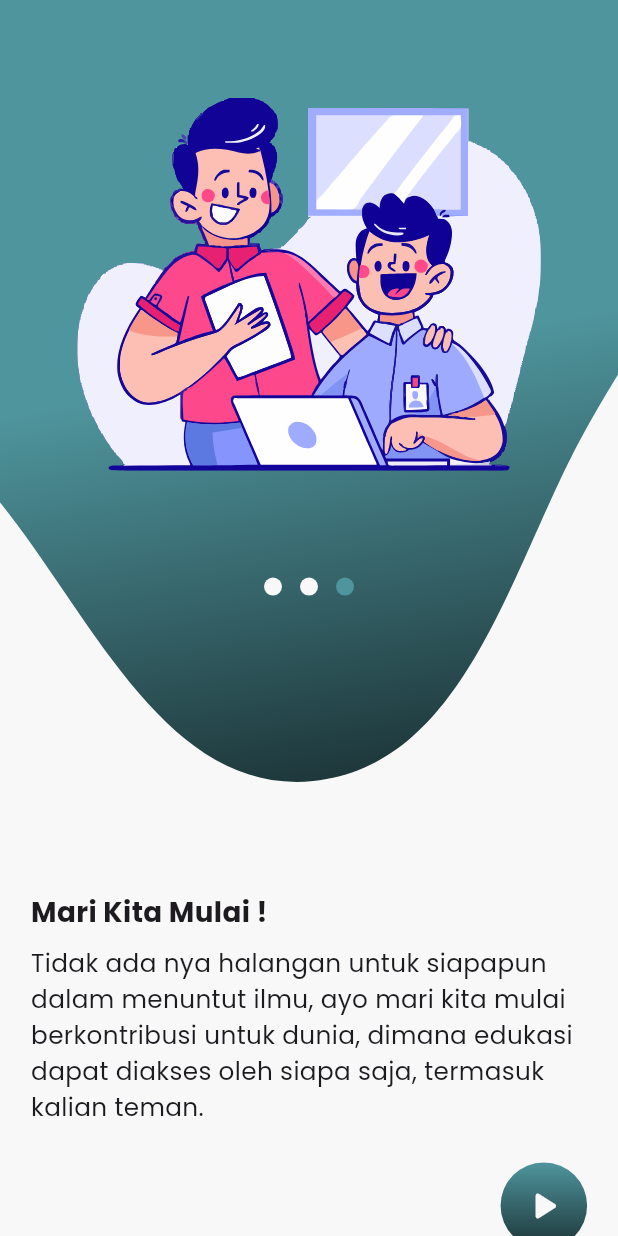
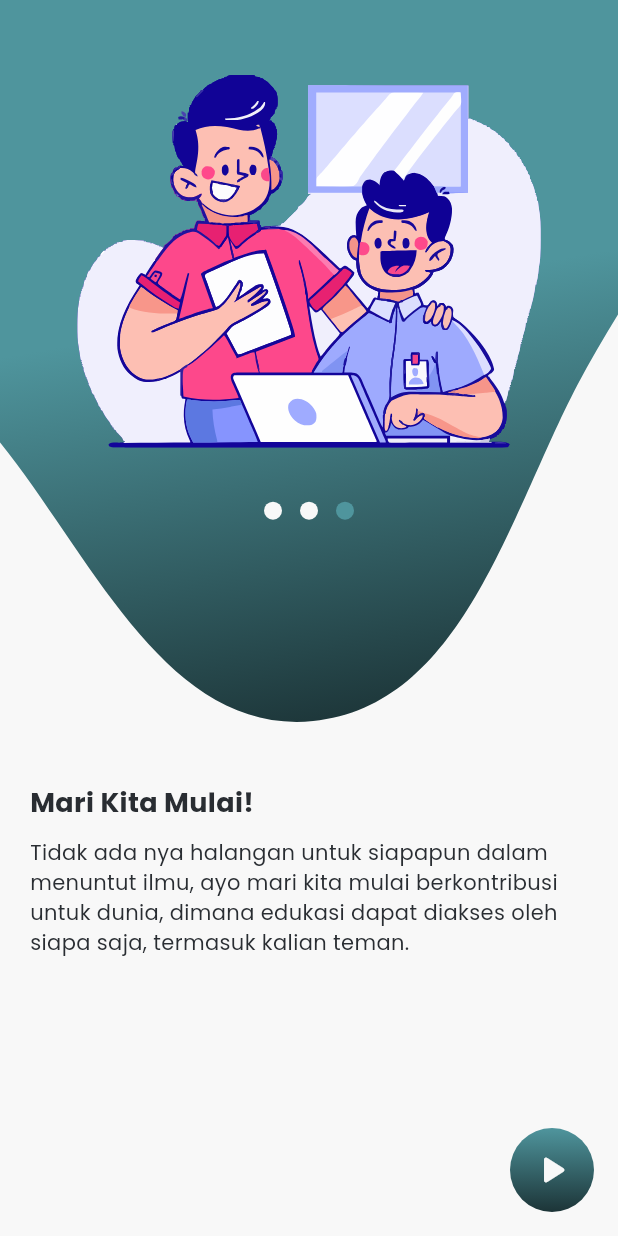
Before and after one commit to AhmadNaufal2525/braille-app, a Flutter app: the screen it shows after launch, swiped to page 3, on a phone screen of 412 x 824 dp. Run offline on Flutter 3.47's test engine with Material 3 defaults, Android fonts, the phone set to English and light mode, and no system bars; drawn by our look-alikes of dots_indicator; our stand-ins replace camera, dotted_border, file_picker, flutter_svg, permission_handler, shared_preferences; missing offline and left inert: google_mlkit_text_recognition, syncfusion_flutter_pdf.

Commit message:
fix reponsive

```diff
--- a/lib/ui/screen/onboard/onboard_screen.dart
+++ b/lib/ui/screen/onboard/onboard_screen.dart
@@ -2,6 +2,7 @@ import 'package:braille_app/ui/screen/home/widget/bottom_navigation.dart';
 import 'package:braille_app/ui/screen/onboard/widget/first_page_onboard.dart';
 import 'package:braille_app/ui/screen/onboard/widget/second_page_onboard.dart';
 import 'package:braille_app/ui/screen/onboard/widget/third_page_onboard.dart';
+import 'package:braille_app/utils/config/theme/app_colors.dart';
 import 'package:flutter/material.dart';
 import 'package:shared_preferences/shared_preferences.dart';
 
@@ -19,11 +20,15 @@ Future initIntroduction() async {
   final prefs = await SharedPreferences.getInstance();
 
   int? intro = prefs.getInt('introduction');
-  print('intro : $intro');
   if (intro != null && intro == 1) {
     return introduction = 1;
   }
   prefs.setInt('introduction', 1);
+}
+
+Future<void> completeOnboarding() async {
+  final prefs = await SharedPreferences.getInstance();
+  await prefs.setInt('introduction', 1);
 }
 
 class _OnboardScreenState extends State<OnboardScreen> {
@@ -34,6 +39,7 @@ class _OnboardScreenState extends State<OnboardScreen> {
   Widget build(BuildContext context) {
     return Scaffold(
       body: PageView(
+        physics: NeverScrollableScrollPhysics(),
         controller: controller,
         onPageChanged: (int page) {
           setState(() {
@@ -42,37 +48,47 @@ class _OnboardScreenState extends State<OnboardScreen> {
         },
         children: [
           //First Onboarding Page
-          FirstPageOnboard(
-            currentPage: currentPage,
-            onNext: () {
+          FirstPageOnboard(currentPage: currentPage),
+          //Second Onboarding
+          SecondPageOnboard(currentPage: currentPage),
+          //Third Onboarding
+          ThirdPageOnboard(currentPage: currentPage),
+        ],
+      ),
+      floatingActionButton: FloatingActionButton(
+        backgroundColor: Colors.transparent,
+        elevation: 0,
+        onPressed: () {
+          if (currentPage == 2) {
+            completeOnboarding();
+            Navigator.pushReplacement(
+              context,
+              MaterialPageRoute(builder: (context) => const BottomNavigation()),
+            );
+          } else {
             controller.nextPage(
               duration: const Duration(milliseconds: 500),
               curve: Curves.ease,
             );
+          }
         },
+        child: Container(
+          width: 56,
+          height: 56,
+          decoration: BoxDecoration(
+            gradient: const LinearGradient(
+              colors: [AppColors.primaryColor, Color(0xFF1C3437)],
+              begin: Alignment.topCenter,
+              end: Alignment.bottomCenter,
             ),
-          //Second Onboarding
-          SecondPageOnboard(
-            currentPage: currentPage,
-            onNext: () {
-              controller.nextPage(
-                duration: const Duration(milliseconds: 500),
-                curve: Curves.ease,
-              );
-            },
+            shape: BoxShape.circle,
           ),
-          //Third Onboarding
-          ThirdPageOnboard(
-            currentPage: currentPage,
-            onNext: () async {
-              Navigator.of(context).pushReplacement(
-                MaterialPageRoute(
-                  builder: (context) => const BottomNavigation(),
+          child: const Icon(
+            Icons.play_arrow_rounded,
+            color: AppColors.whiteColor,
+            size: 32,
           ),
-              );
-            },
         ),
-        ],
       ),
     );
   }
--- a/lib/ui/screen/onboard/widget/third_page_onboard.dart
+++ b/lib/ui/screen/onboard/widget/third_page_onboard.dart
@@ -1,23 +1,18 @@
 import 'package:braille_app/utils/config/assets/app_vector.dart';
 import 'package:braille_app/utils/config/theme/app_colors.dart';
+import 'package:braille_app/utils/config/theme/app_text_style.dart';
 import 'package:dots_indicator/dots_indicator.dart';
 import 'package:flutter/material.dart';
 import 'package:flutter_svg/svg.dart';
 
 class ThirdPageOnboard extends StatelessWidget {
-  final VoidCallback onNext;
   final int currentPage;
 
-  const ThirdPageOnboard({
-    super.key,
-    required this.onNext,
-    required this.currentPage,
-  });
+  const ThirdPageOnboard({super.key, required this.currentPage});
 
   @override
   Widget build(BuildContext context) {
     final size = MediaQuery.of(context).size;
-    final screenHeight = size.height;
     final screenWidth = size.width;
 
     return SingleChildScrollView(
@@ -25,13 +20,8 @@ class ThirdPageOnboard extends StatelessWidget {
         children: [
           Stack(
             children: [
-              Container(
-                width: double.infinity,
-                height: 30,
-                color: AppColors.primaryColor,
-              ),
               Transform.translate(
-                offset: const Offset(0, -40),
+                offset: const Offset(0, -80),
                 child: SizedBox(
                   width: double.infinity,
                   child: SvgPicture.asset(
@@ -40,16 +30,17 @@ class ThirdPageOnboard extends StatelessWidget {
                   ),
                 ),
               ),
-              Column(
-                crossAxisAlignment: CrossAxisAlignment.center,
+              Padding(
+                padding: const EdgeInsets.symmetric(vertical: 50),
+                child: Column(
                   children: [
                     Center(
-                    child: SizedBox(
-                      height: screenHeight * 0.46,
+                      child: SvgPicture.asset(
+                        AppVectors.onboardImg3,
                         width: screenWidth * 0.75,
-                      child: SvgPicture.asset(AppVectors.onboardImg3),
                       ),
                     ),
+                    SizedBox(height: 30),
                     DotsIndicator(
                       dotsCount: 3,
                       position: currentPage.toDouble(),
@@ -62,55 +53,24 @@ class ThirdPageOnboard extends StatelessWidget {
                     ),
                   ],
                 ),
+              ),
             ],
           ),
-          SizedBox(height: screenHeight * 0.02),
-          Padding(
-            padding: EdgeInsets.symmetric(
-              horizontal: screenWidth * 0.05,
-              vertical: screenHeight * 0.02,
-            ),
+          Transform.translate(
+            offset: const Offset(0, -50),
+            child: Padding(
+              padding: EdgeInsets.symmetric(horizontal: 20, vertical: 10),
               child: Column(
                 crossAxisAlignment: CrossAxisAlignment.start,
                 children: [
-                Text(
-                  'Mari Kita Mulai !',
-                  style: TextStyle(
-                    fontWeight: FontWeight.bold,
-                    fontSize: screenWidth * 0.045,
-                  ),
-                ),
-                SizedBox(height: screenHeight * 0.01),
+                  Text('Mari Kita Mulai!', style: AppTextStyle.xlargeBlackBold),
+                  SizedBox(height: 10),
                   Text(
                     'Tidak ada nya halangan untuk siapapun dalam menuntut ilmu, ayo mari kita mulai berkontribusi untuk dunia, dimana edukasi dapat diakses oleh siapa saja, termasuk kalian teman.',
-                  style: TextStyle(fontSize: screenWidth * 0.04),
-                ),
-                SizedBox(height: screenHeight * 0.03),
-                Align(
-                  alignment: AlignmentDirectional.bottomEnd,
-                  child: InkWell(
-                    onTap: onNext,
-                    borderRadius: BorderRadius.circular(30),
-                    child: Container(
-                      width: screenWidth * 0.14,
-                      height: screenWidth * 0.14,
-                      decoration: const BoxDecoration(
-                        gradient: LinearGradient(
-                          colors: [AppColors.primaryColor, Color(0xFF1C3437)],
-                          begin: Alignment.topCenter,
-                          end: Alignment.bottomCenter,
-                        ),
-                        shape: BoxShape.circle,
-                      ),
-                      child: const Icon(
-                        Icons.play_arrow_rounded,
-                        color: AppColors.whiteColor,
-                        size: 32,
-                      ),
-                    ),
-                  ),
+                    style: AppTextStyle.mediumBlack,
                   ),
                 ],
+              ),
             ),
           ),
         ],
```
Also changed, not shown: lib/ui/screen/onboard/widget/first_page_onboard.dart (+19 -57 lines), lib/ui/screen/onboard/widget/second_page_onboard.dart (+19 -60 lines). Lines whose indentation alone changed are shown as unchanged.
